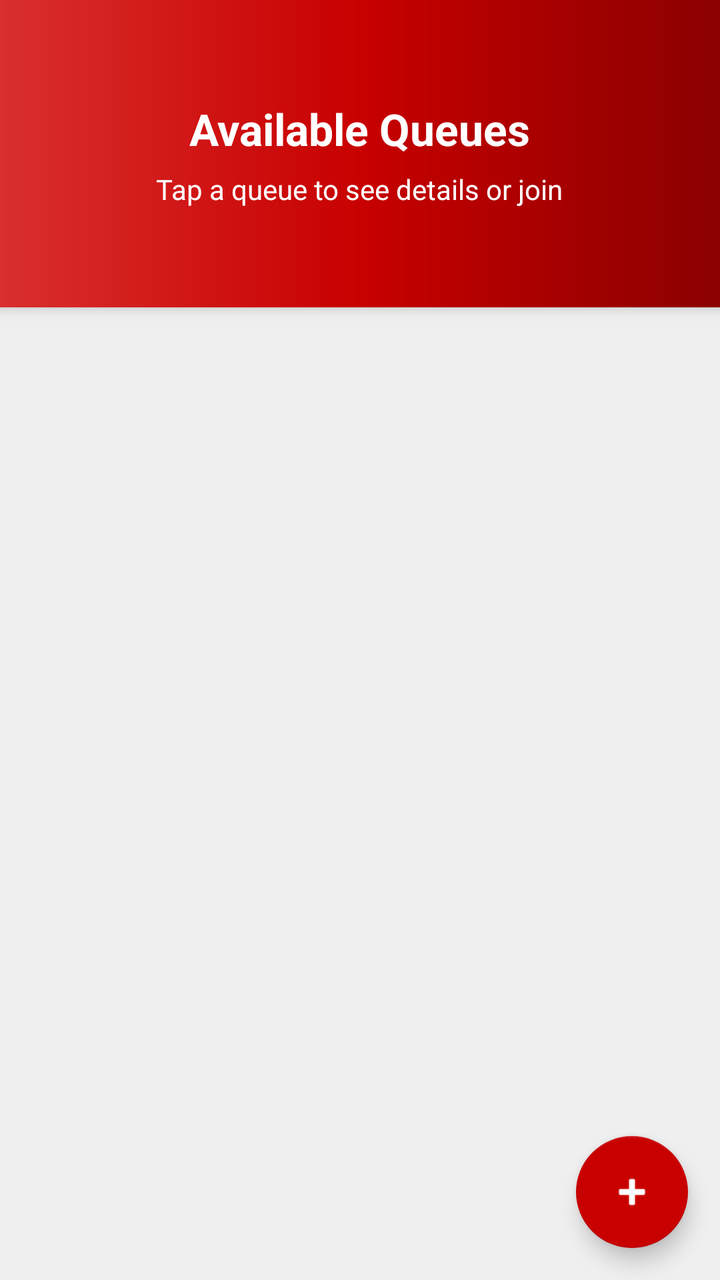
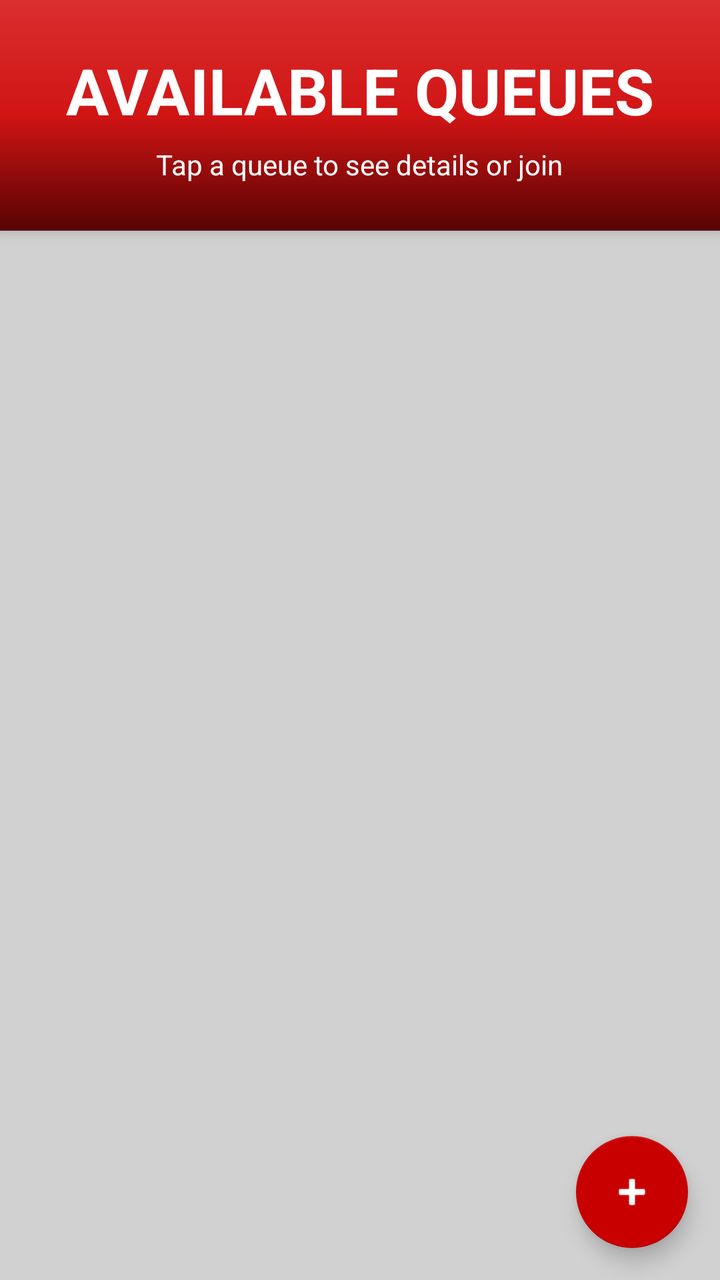

Two renders of the same Android screen: before a commit and after it. Below are the layout's source before the change and the commit's diff.
<!-- AndroidManifest.xml: application theme Theme.VQueue -->
<!-- res/layout/fragment_home.xml -->
<?xml version="1.0" encoding="utf-8"?>
<androidx.coordinatorlayout.widget.CoordinatorLayout xmlns:android="http://schemas.android.com/apk/res/android"
    xmlns:app="http://schemas.android.com/apk/res-auto"
    xmlns:tools="http://schemas.android.com/tools"
    android:layout_width="match_parent"
    android:layout_height="match_parent"
    android:background="@color/text_hint"
    tools:context=".fragments.HomeFragment">

    <androidx.constraintlayout.widget.ConstraintLayout
        android:layout_width="match_parent"
        android:layout_height="match_parent">

        
        <androidx.constraintlayout.widget.Guideline
            android:id="@+id/headerGuide"
            android:layout_width="wrap_content"
            android:layout_height="wrap_content"
            android:orientation="horizontal"
            app:layout_constraintGuide_percent="0.24" />

        
        <androidx.constraintlayout.widget.ConstraintLayout
            android:id="@+id/headerSection"
            android:layout_width="0dp"
            android:layout_height="0dp"
            android:background="@drawable/bg_banner_red"
            android:elevation="4dp"
            app:layout_constraintBottom_toTopOf="@id/headerGuide"
            app:layout_constraintEnd_toEndOf="parent"
            app:layout_constraintStart_toStartOf="parent"
            app:layout_constraintTop_toTopOf="parent">

            <LinearLayout
                android:id="@+id/headerContent"
                android:layout_width="0dp"
                android:layout_height="0dp"
                android:gravity="center"
                android:orientation="vertical"
                android:paddingStart="24dp"
                android:paddingEnd="24dp"
                app:layout_constraintBottom_toBottomOf="parent"
                app:layout_constraintEnd_toEndOf="parent"
                app:layout_constraintStart_toStartOf="parent"
                app:layout_constraintTop_toTopOf="parent">

                <TextView
                    android:id="@+id/headerTitle"
                    android:layout_width="wrap_content"
                    android:layout_height="wrap_content"
                    android:text="Available Queues"
                    android:textColor="?attr/colorOnPrimary"
                    android:textSize="22sp"
                    android:textStyle="bold" />

                
                <TextView
                    android:id="@+id/statusText"
                    android:layout_width="wrap_content"
                    android:layout_height="wrap_content"
                    android:layout_marginTop="6dp"
                    android:gravity="center"
                    android:text="Tap a queue to see details or join"
                    android:textColor="?attr/colorOnPrimary"
                    android:textSize="14sp" />
            </LinearLayout>
        </androidx.constraintlayout.widget.ConstraintLayout>

        
        <ProgressBar
            android:id="@+id/loadingIndicator"
            style="?android:attr/progressBarStyleHorizontal"
            android:layout_width="0dp"
            android:layout_height="wrap_content"
            android:layout_marginTop="-8dp"
            android:elevation="5dp"
            android:indeterminate="true"
            android:indeterminateTint="@color/primary"
            android:visibility="gone"
            app:layout_constraintEnd_toEndOf="parent"
            app:layout_constraintStart_toStartOf="parent"
            app:layout_constraintTop_toBottomOf="@id/headerSection"
            />

        
        <androidx.recyclerview.widget.RecyclerView
            android:id="@+id/queuesRecyclerView"
            android:layout_width="0dp"
            android:layout_height="0dp"
            android:clipToPadding="false"
            android:paddingTop="16dp"
            android:paddingBottom="80dp"
            app:layout_constraintBottom_toBottomOf="parent"
            app:layout_constraintEnd_toEndOf="parent"
            app:layout_constraintStart_toStartOf="parent"
            app:layout_constraintTop_toBottomOf="@id/headerSection" />

    </androidx.constraintlayout.widget.ConstraintLayout>

    
    <com.google.android.material.floatingactionbutton.FloatingActionButton
        android:id="@+id/fabCreateQueue"
        android:layout_width="wrap_content"
        android:layout_height="wrap_content"
        android:layout_gravity="bottom|end"
        android:layout_margin="16dp"
        android:contentDescription="Create Queue"
        app:backgroundTint="@color/primary"
        app:srcCompat="@android:drawable/ic_input_add"
        app:tint="@color/text_on_primary" />

</androidx.coordinatorlayout.widget.CoordinatorLayout>
<!-- resources referenced by this layout -->
<resources>
  <color name="primary">#C80000</color>
  <color name="text_hint">#EFEFEF</color>
  <color name="text_on_primary">#FFFFFFFF</color>
  <!-- drawable bg_banner_red (drawable) -->
  <?xml version="1.0" encoding="utf-8"?>
  <shape xmlns:android="http://schemas.android.com/apk/res/android"
      android:shape="rectangle">
  
      <gradient
          android:type="linear"
          android:angle="0"
          android:startColor="#FFDA2F2F"
          android:centerColor="#FFC80000"
          android:endColor="#FF8B0000" />
  
  </shape>
  <style name="Theme.VQueue" parent="Theme.MaterialComponents.DayNight.DarkActionBar">
          <item name="windowActionBar">false</item>
          <item name="windowNoTitle">true</item>
          
          <item name="colorPrimary">@color/primary</item>
          <item name="colorPrimaryVariant">@color/primary_dark</item>
          <item name="colorOnPrimary">@color/text_on_primary</item>
          <item name="android:textColorSecondary">@color/text_on_primary</item>
  
          <item name="colorSecondary">@color/accent</item>
          <item name="colorOnSecondary">@color/text_on_primary</item>
  
          
          <item name="android:colorBackground">@color/background_primary</item>
          <item name="colorSurface">@color/surface</item>
          <item name="colorOnSurface">@color/text_primary</item>
  
          
          <item name="android:statusBarColor">@color/primary</item>
  
          <item name="cornerFamily">rounded</item>
          <item name="cornerSize">16dp</item>
      </style>
  <color name="primary_dark">#BB0000</color>
  <color name="accent">#FF03DAC5</color>
  <color name="background_primary">#FFFFFF</color>
  <color name="surface">#FFFFFFFF</color>
  <color name="text_primary">#FF212121</color>
</resources>

<!-- the commit's change to res/layout/fragment_home.xml (unified diff, before → after) -->
@@ -17,7 +17,7 @@
             android:layout_width="wrap_content"
             android:layout_height="wrap_content"
             android:orientation="horizontal"
-            app:layout_constraintGuide_percent="0.24" />
+            app:layout_constraintGuide_percent="0.18" />
 
         
         <androidx.constraintlayout.widget.ConstraintLayout
@@ -48,10 +48,11 @@
                     android:id="@+id/headerTitle"
                     android:layout_width="wrap_content"
                     android:layout_height="wrap_content"
-                    android:text="Available Queues"
-                    android:textColor="?attr/colorOnPrimary"
-                    android:textSize="22sp"
-                    android:textStyle="bold" />
+                    android:text="AVAILABLE QUEUES"
+                    android:textColor="@color/text_on_primary"
+                    android:textSize="32sp"
+                    android:textStyle="bold"
+                    />
 
                 
                 <TextView
@@ -61,7 +62,7 @@
                     android:layout_marginTop="6dp"
                     android:gravity="center"
                     android:text="Tap a queue to see details or join"
-                    android:textColor="?attr/colorOnPrimary"
+                    android:textColor="@color/text_on_primary"
                     android:textSize="14sp" />
             </LinearLayout>
         </androidx.constraintlayout.widget.ConstraintLayout>
@@ -75,7 +76,7 @@
             android:layout_marginTop="-8dp"
             android:elevation="5dp"
             android:indeterminate="true"
-            android:indeterminateTint="@color/primary"
+            android:indeterminateTint="@color/text_on_primary"
             android:visibility="gone"
             app:layout_constraintEnd_toEndOf="parent"
             app:layout_constraintStart_toStartOf="parent"
<!-- resource entries referenced after the edit -->
@@ -1,7 +1,7 @@
 <!-- resources referenced by this layout -->
 <resources>
   <color name="primary">#C80000</color>
-  <color name="text_hint">#EFEFEF</color>
+  <color name="text_hint">#D1D1D1</color>
   <color name="text_on_primary">#FFFFFFFF</color>
   <!-- drawable bg_banner_red (drawable) -->
   <?xml version="1.0" encoding="utf-8"?>
@@ -10,10 +10,10 @@
   
       <gradient
           android:type="linear"
-          android:angle="0"
+          android:angle="-45"
           android:startColor="#FFDA2F2F"
-          android:centerColor="#FFC80000"
-          android:endColor="#FF8B0000" />
+          android:centerColor="#D11414"
+          android:endColor="#560303" />
   
   </shape>
   <style name="Theme.VQueue" parent="Theme.MaterialComponents.DayNight.DarkActionBar">
